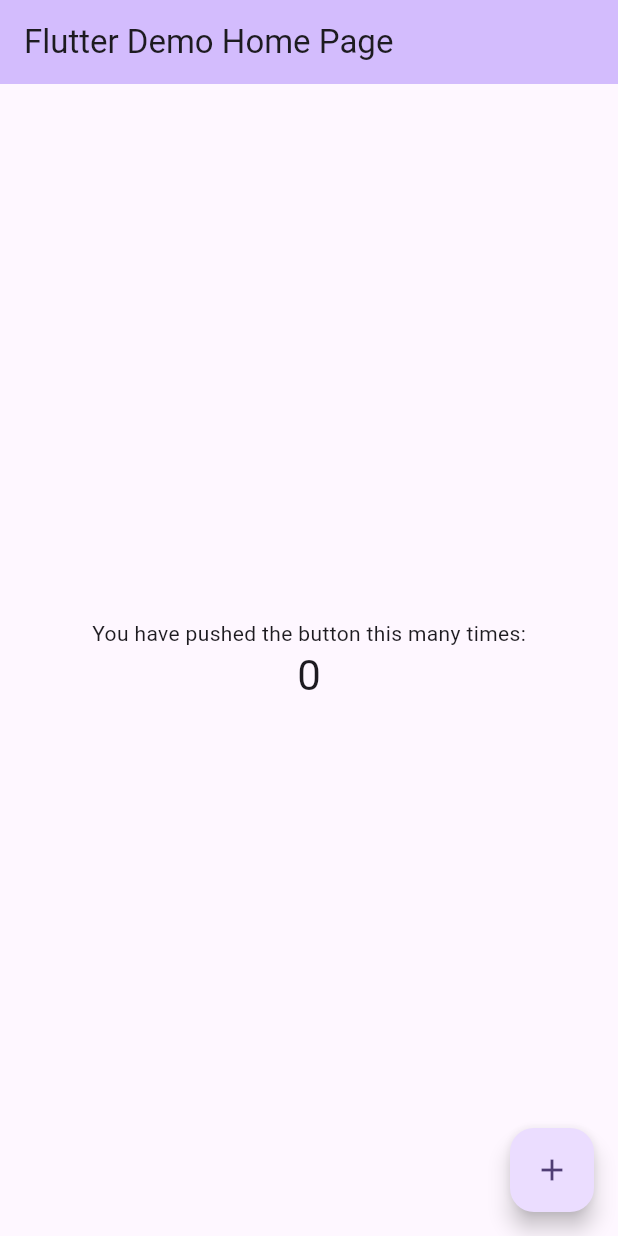
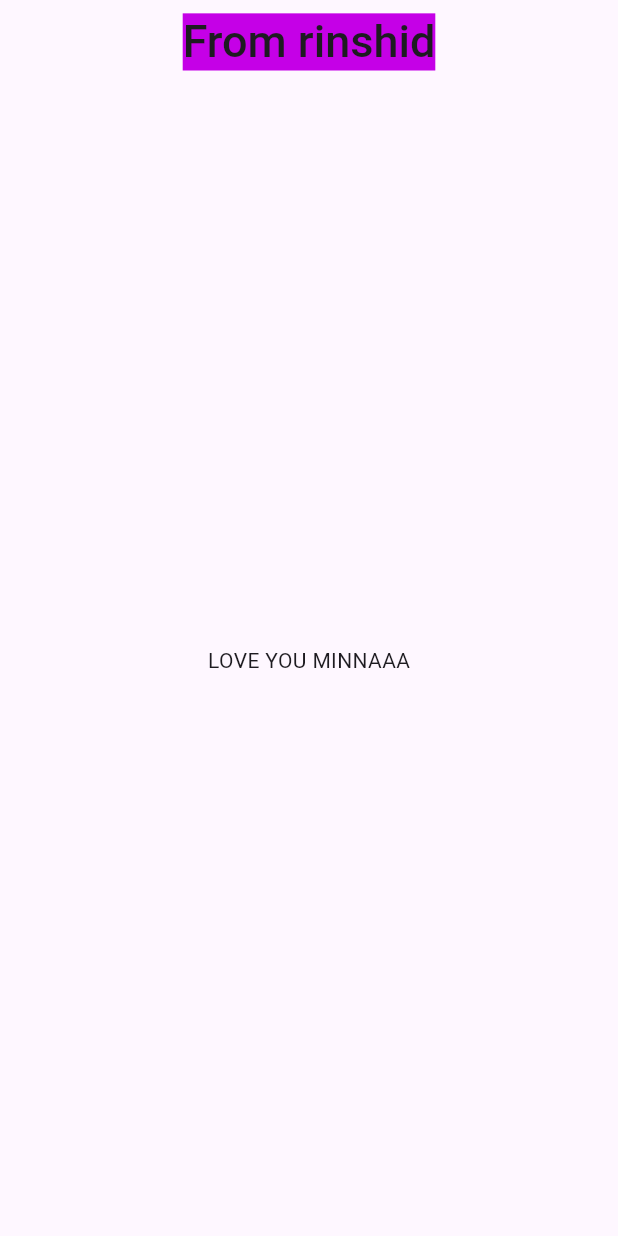
Before and after one commit to rinshid2/ALNOOR, a Flutter app: the screen it shows after launch, on a phone screen of 412 x 824 dp. Run offline on Flutter 3.47's test engine with Material 3 defaults, Android fonts, the phone set to English and light mode, and no system bars.

Commit message:
updated app

```diff
--- a/lib/main.dart
+++ b/lib/main.dart
@@ -1,125 +1,22 @@
 import 'package:flutter/material.dart';
 
 void main() {
-  runApp(const MyApp());
+
+  runApp(const MyAPP());
 }
 
-class MyApp extends StatelessWidget {
-  const MyApp({super.key});
+ class MyAPP extends StatelessWidget {
+   const MyAPP({super.key});
 
-  // This widget is the root of your application.
    @override
    Widget build(BuildContext context) {
      return MaterialApp(
-      title: 'Flutter Demo',
-      theme: ThemeData(
-        // This is the theme of your application.
-        //
-        // TRY THIS: Try running your application with "flutter run". You'll see
-        // the application has a purple toolbar. Then, without quitting the app,
-        // try changing the seedColor in the colorScheme below to Colors.green
-        // and then invoke "hot reload" (save your changes or press the "hot
-        // reload" button in a Flutter-supported IDE, or press "r" if you used
-        // the command line to start the app).
-        //
-        // Notice that the counter didn't reset back to zero; the application
-        // state is not lost during the reload. To reset the state, use hot
-        // restart instead.
-        //
-        // This works for code too, not just values: Most code changes can be
-        // tested with just a hot reload.
-        colorScheme: ColorScheme.fromSeed(seedColor: Colors.deepPurple),
-        useMaterial3: true,
+      debugShowCheckedModeBanner: false,
+      home: Scaffold(
+        appBar: AppBar(title: Center(child: Text("From rinshid",style: TextStyle(fontSize:30,
+        backgroundColor: const Color.fromARGB(255, 197, 0, 231), fontWeight:FontWeight.w500))),),
+        body: Center(child: Text('LOVE YOU MINNAAA')),
       ),
-      home: const MyHomePage(title: 'Flutter Demo Home Page'),
      );
    }
  }
-
-class MyHomePage extends StatefulWidget {
-  const MyHomePage({super.key, required this.title});
-
-  // This widget is the home page of your application. It is stateful, meaning
-  // that it has a State object (defined below) that contains fields that affect
-  // how it looks.
-
-  // This class is the configuration for the state. It holds the values (in this
-  // case the title) provided by the parent (in this case the App widget) and
-  // used by the build method of the State. Fields in a Widget subclass are
-  // always marked "final".
-
-  final String title;
-
-  @override
-  State<MyHomePage> createState() => _MyHomePageState();
-}
-
-class _MyHomePageState extends State<MyHomePage> {
-  int _counter = 0;
-
-  void _incrementCounter() {
-    setState(() {
-      // This call to setState tells the Flutter framework that something has
-      // changed in this State, which causes it to rerun the build method below
-      // so that the display can reflect the updated values. If we changed
-      // _counter without calling setState(), then the build method would not be
-      // called again, and so nothing would appear to happen.
-      _counter++;
-    });
-  }
-
-  @override
-  Widget build(BuildContext context) {
-    // This method is rerun every time setState is called, for instance as done
-    // by the _incrementCounter method above.
-    //
-    // The Flutter framework has been optimized to make rerunning build methods
-    // fast, so that you can just rebuild anything that needs updating rather
-    // than having to individually change instances of widgets.
-    return Scaffold(
-      appBar: AppBar(
-        // TRY THIS: Try changing the color here to a specific color (to
-        // Colors.amber, perhaps?) and trigger a hot reload to see the AppBar
-        // change color while the other colors stay the same.
-        backgroundColor: Theme.of(context).colorScheme.inversePrimary,
-        // Here we take the value from the MyHomePage object that was created by
-        // the App.build method, and use it to set our appbar title.
-        title: Text(widget.title),
-      ),
-      body: Center(
-        // Center is a layout widget. It takes a single child and positions it
-        // in the middle of the parent.
-        child: Column(
-          // Column is also a layout widget. It takes a list of children and
-          // arranges them vertically. By default, it sizes itself to fit its
-          // children horizontally, and tries to be as tall as its parent.
-          //
-          // Column has various properties to control how it sizes itself and
-          // how it positions its children. Here we use mainAxisAlignment to
-          // center the children vertically; the main axis here is the vertical
-          // axis because Columns are vertical (the cross axis would be
-          // horizontal).
-          //
-          // TRY THIS: Invoke "debug painting" (choose the "Toggle Debug Paint"
-          // action in the IDE, or press "p" in the console), to see the
-          // wireframe for each widget.
-          mainAxisAlignment: MainAxisAlignment.center,
-          children: <Widget>[
-            const Text(
-              'You have pushed the button this many times:',
-            ),
-            Text(
-              '$_counter',
-              style: Theme.of(context).textTheme.headlineMedium,
-            ),
-          ],
-        ),
-      ),
-      floatingActionButton: FloatingActionButton(
-        onPressed: _incrementCounter,
-        tooltip: 'Increment',
-        child: const Icon(Icons.add),
-      ), // This trailing comma makes auto-formatting nicer for build methods.
-    );
-  }
-}
```
Also changed, not shown: 1 other file. Lines whose indentation alone changed are shown as unchanged.
